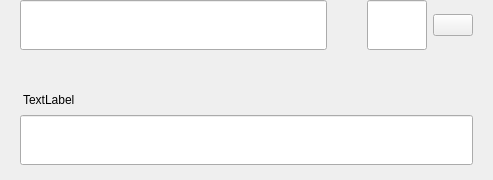
First picture: the form in src/qt/digiwage/forms/sendmultirow.ui, repository digiwage/digiwage, before the edit.
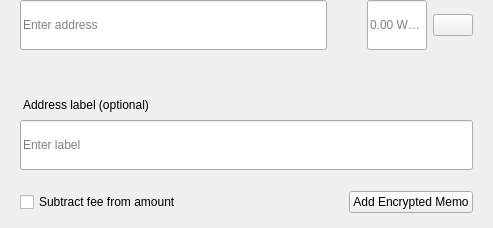
Second picture: the form after the edit.

Commit message: first push to official repo

The edit to the form file:
```diff
--- a/src/qt/digiwage/forms/sendmultirow.ui
+++ b/src/qt/digiwage/forms/sendmultirow.ui
@@ -7,7 +7,7 @@
     <x>0</x>
     <y>0</y>
     <width>493</width>
-    <height>180</height>
+    <height>228</height>
    </rect>
   </property>
   <property name="minimumSize">
@@ -140,6 +140,9 @@
               <height>50</height>
              </size>
             </property>
+            <property name="placeholderText">
+             <string>Enter address</string>
+            </property>
            </widget>
           </item>
          </layout>
@@ -194,6 +197,9 @@
           <property name="alignment">
            <set>Qt::AlignLeading|Qt::AlignLeft|Qt::AlignVCenter</set>
           </property>
+          <property name="placeholderText">
+           <string notr="true">0.00 WAGE</string>
+          </property>
          </widget>
         </item>
         <item>
@@ -287,7 +293,7 @@
 padding:0px;</string>
         </property>
         <property name="text">
-         <string>TextLabel</string>
+         <string>Address label (optional)</string>
         </property>
        </widget>
       </item>
@@ -305,6 +311,73 @@
           <height>50</height>
          </size>
         </property>
+        <property name="placeholderText">
+         <string>Enter label</string>
+        </property>
+       </widget>
+      </item>
+      <item>
+       <spacer name="verticalSpacer_2">
+        <property name="orientation">
+         <enum>Qt::Vertical</enum>
+        </property>
+        <property name="sizeType">
+         <enum>QSizePolicy::Fixed</enum>
+        </property>
+        <property name="sizeHint" stdset="0">
+         <size>
+          <width>20</width>
+          <height>15</height>
+         </size>
+        </property>
+       </spacer>
+      </item>
+      <item>
+       <widget class="QWidget" name="containerMemo" native="true">
+        <layout class="QHBoxLayout" name="horizontalLayout_5">
+         <property name="leftMargin">
+          <number>0</number>
+         </property>
+         <property name="topMargin">
+          <number>0</number>
+         </property>
+         <property name="rightMargin">
+          <number>0</number>
+         </property>
+         <property name="bottomMargin">
+          <number>0</number>
+         </property>
+         <item>
+          <widget class="QCheckBox" name="checkboxSubtractFeeFromAmount">
+           <property name="toolTip">
+            <string>The fee will be deducted from the amount being sent. The recipient will receive less WAGE than you enter in the amount field. If multiple recipients are selected, the fee is split equally.</string>
+           </property>
+           <property name="text">
+            <string>Subtract fee from amount</string>
+           </property>
+          </widget>
+         </item>
+         <item>
+          <spacer name="horizontalSpacer">
+           <property name="orientation">
+            <enum>Qt::Horizontal</enum>
+           </property>
+           <property name="sizeHint" stdset="0">
+            <size>
+             <width>40</width>
+             <height>20</height>
+            </size>
+           </property>
+          </spacer>
+         </item>
+         <item>
+          <widget class="QPushButton" name="btnAddMemo">
+           <property name="text">
+            <string notr="true">Add Encrypted Memo</string>
+           </property>
+          </widget>
+         </item>
+        </layout>
        </widget>
       </item>
      </layout>
```
Left out of the diff: 2 changed lines with no effect on the pictures. The commit also changes 2747 other files.
